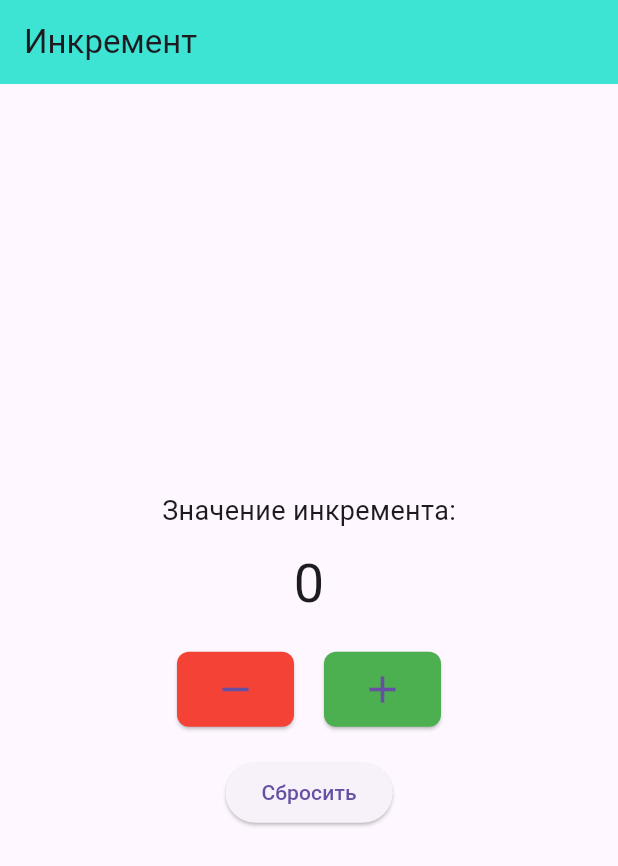
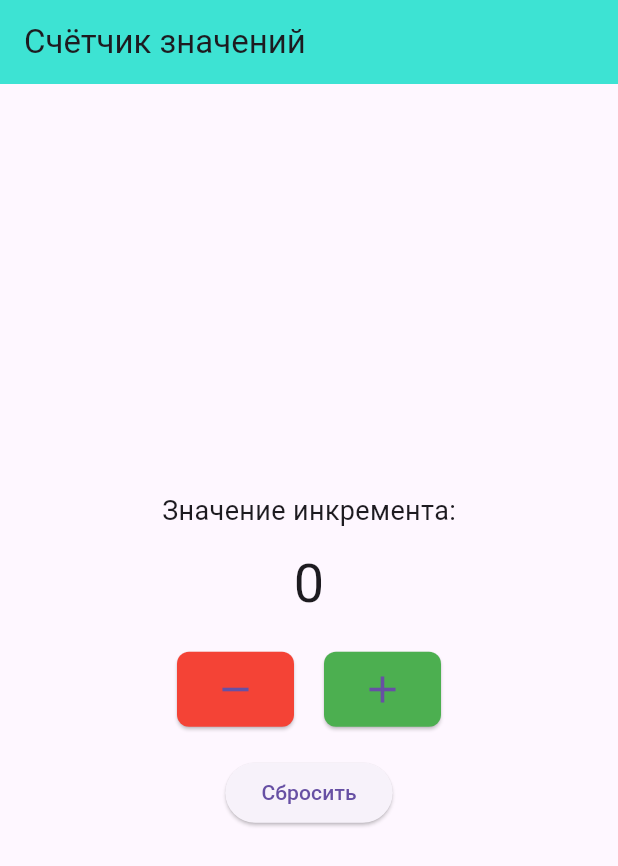
Before and after one commit to NikVlasov20/mobile_dev, a Flutter app: the screen it shows after launch, on a phone screen of 412 x 824 dp. Shown: the top 866 px of the screen. Run offline on Flutter 3.47's test engine with Material 3 defaults, Android fonts, the phone set to English and light mode, and no system bars.

Commit message:
fix:lab3

```diff
--- a/lab3/lib/main.dart
+++ b/lab3/lib/main.dart
@@ -36,7 +36,10 @@ class _MyAppState extends State<MyApp> {
   Widget build(BuildContext context) {
     return MaterialApp(
       home: Scaffold(
-        appBar: AppBar(title: Text('Инкремент'), backgroundColor: const Color.fromARGB(255, 61, 227, 211)),
+        appBar: AppBar(
+          title: Text('Счётчик значений'),
+          backgroundColor: const Color.fromARGB(255, 61, 227, 211),
+        ),
         body: Center(
           child: Column(
             mainAxisAlignment: MainAxisAlignment.center,
```
